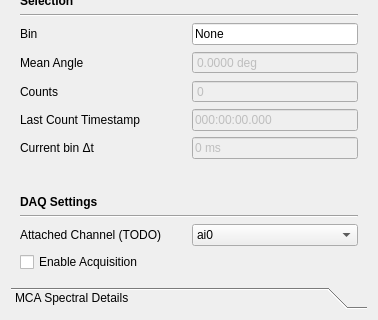
Qt form client/src/windows/spectraldisplay_window.ui (lPrimemaster/DCScan-GUI) before a commit; both pictures show x 0 to 378 and y 400 to 720 of the 378 by 720 pixel window.
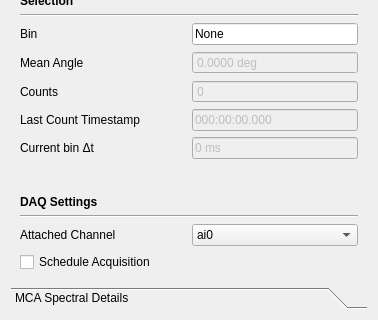
The same form after that commit. The open tabs and pages were chosen to show the change.

```diff
--- a/client/src/windows/spectraldisplay_window.ui
+++ b/client/src/windows/spectraldisplay_window.ui
@@ -606,14 +606,14 @@
          <item row="0" column="0">
           <widget class="QLabel" name="label_29">
            <property name="text">
-            <string>Attached Channel (TODO)</string>
+            <string>Attached Channel</string>
            </property>
           </widget>
          </item>
          <item row="1" column="0">
           <widget class="QCheckBox" name="checkBox_3">
            <property name="text">
-            <string>Enable Acquisition</string>
+            <string>Schedule Acquisition</string>
            </property>
           </widget>
          </item>
```
Left out of the diff: 6 changed lines with no effect on the pictures.
